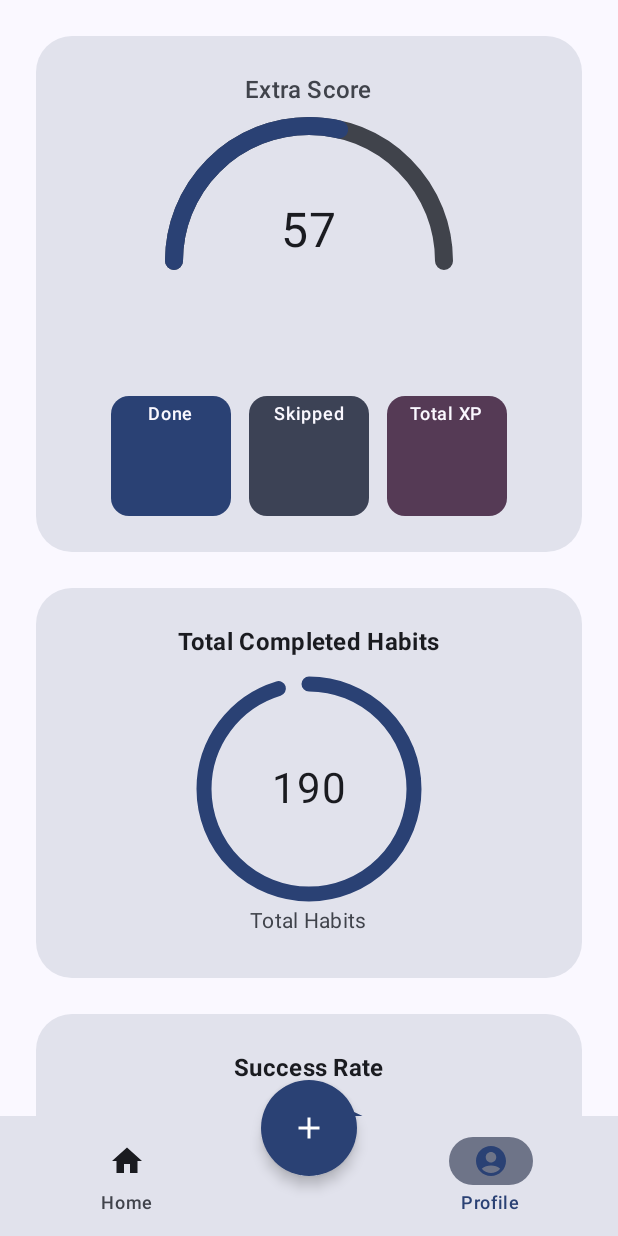
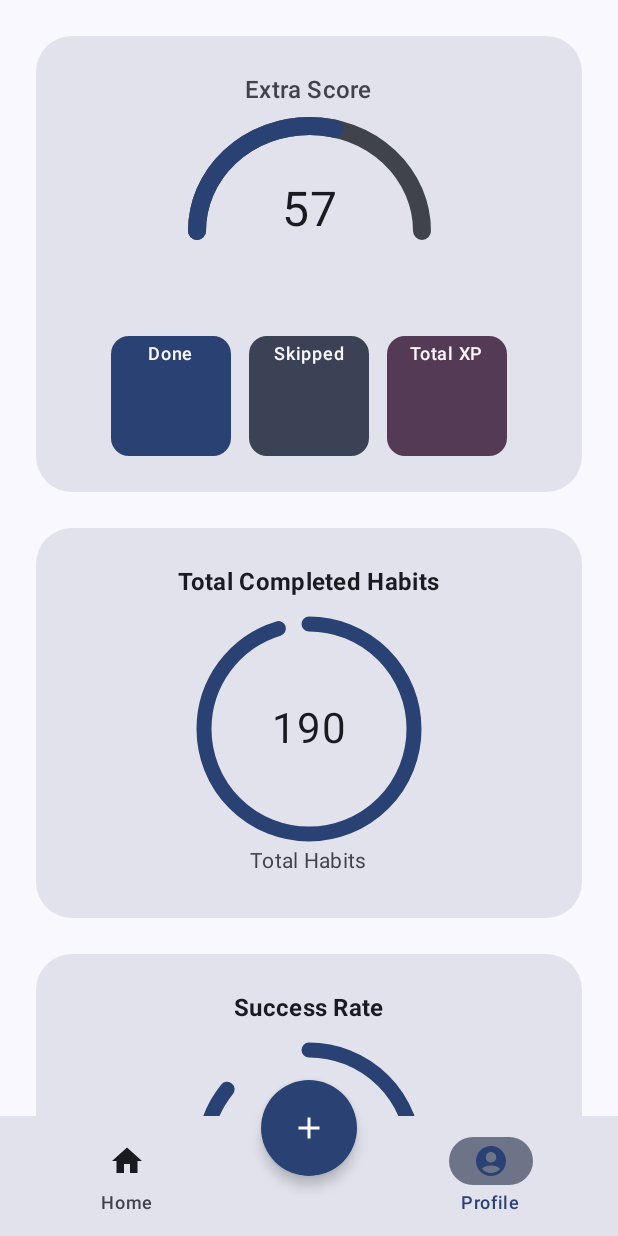
Before and after one commit to EmreRuy/Pattern, an Android app built with Jetpack Compose: the ProfileScreen screen opened through its navigation route, on a phone screen of 412 x 824 dp. Run offline under Robolectric (Android 15) with nearby library versions, the phone set to English and light mode, and no system bars; libraries missing offline, so code that uses them is left out: nl.dionsegijn.konfetti.

Commit message:
HalfCircleProgBar shape fix

```diff
--- a/app/src/main/java/com/example/pattern/ui/components/HalfProgressBar.kt
+++ b/app/src/main/java/com/example/pattern/ui/components/HalfProgressBar.kt
@@ -38,7 +38,6 @@ import androidx.compose.ui.unit.Dp
 import androidx.compose.ui.unit.TextUnit
 import androidx.compose.ui.unit.dp
 import androidx.compose.ui.unit.sp
-import java.nio.file.WatchEvent
 
 
 @Composable
@@ -113,8 +112,8 @@ fun HalfCircularProgressBar(
     percentage: Float,
     number: Int,
     fontSize: TextUnit = 32.sp,
-    width: Dp = 180.dp,
-    height: Dp = 120.dp,
+    width: Dp = 150.dp,
+    height: Dp = 100.dp,
     color: Color = MaterialTheme.colorScheme.primary,
     backgroundColor: Color = MaterialTheme.colorScheme.onSurfaceVariant,
     strokeWidth: Dp = 12.dp,
@@ -135,7 +134,7 @@ fun HalfCircularProgressBar(
     Box(
         contentAlignment = Alignment.Center,
     ) {
-        Canvas(modifier = Modifier.size(width = width, height = height * 1.5f)) {
+        Canvas(modifier = Modifier.size(width = width, height = height * 1.4f)) {
             val arcOffset = Offset.Zero
             val arcSize = Size(size.width, size.height)
             // Draws background arc
@@ -161,7 +160,7 @@ fun HalfCircularProgressBar(
         }
         Box(
             modifier = Modifier
-                .offset(y = (-height / 6)) // puts the text inside of the half circle
+                .offset(y = (-height / 7)) // puts the text inside of the half circle
         ) {
             Text(
                 text = (curPercentage.value * number).toInt().toString(),
```
